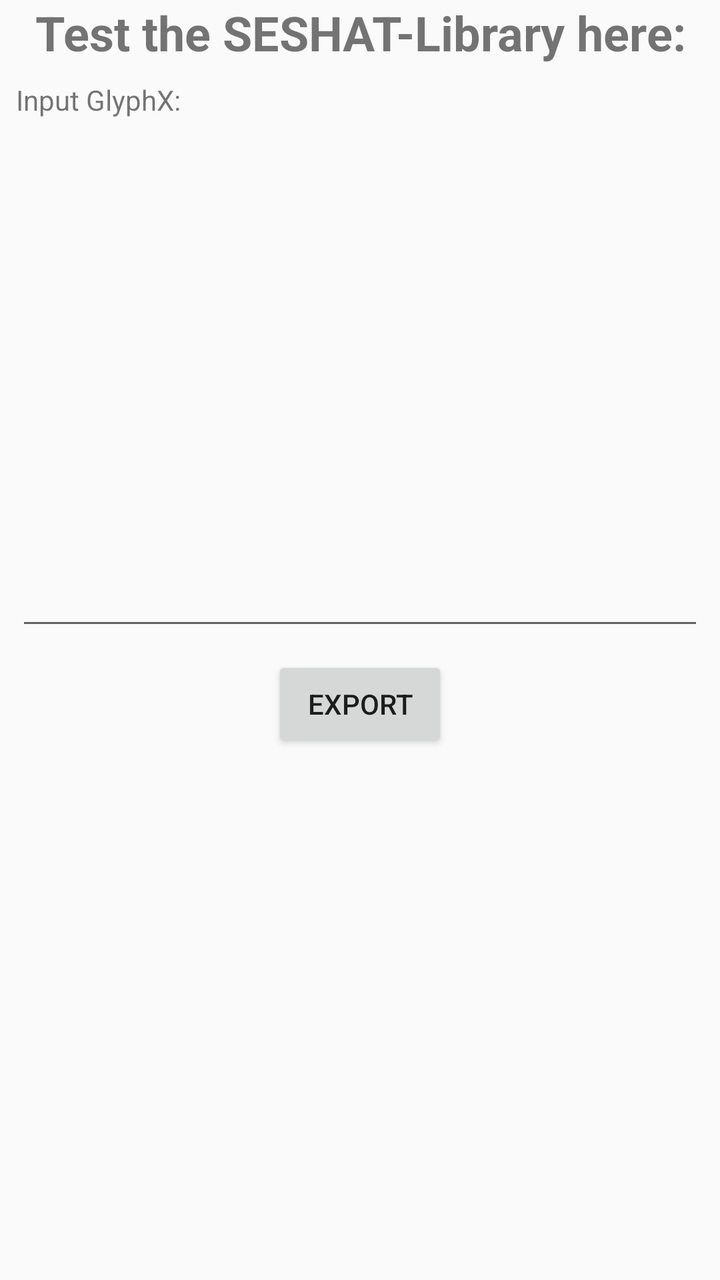
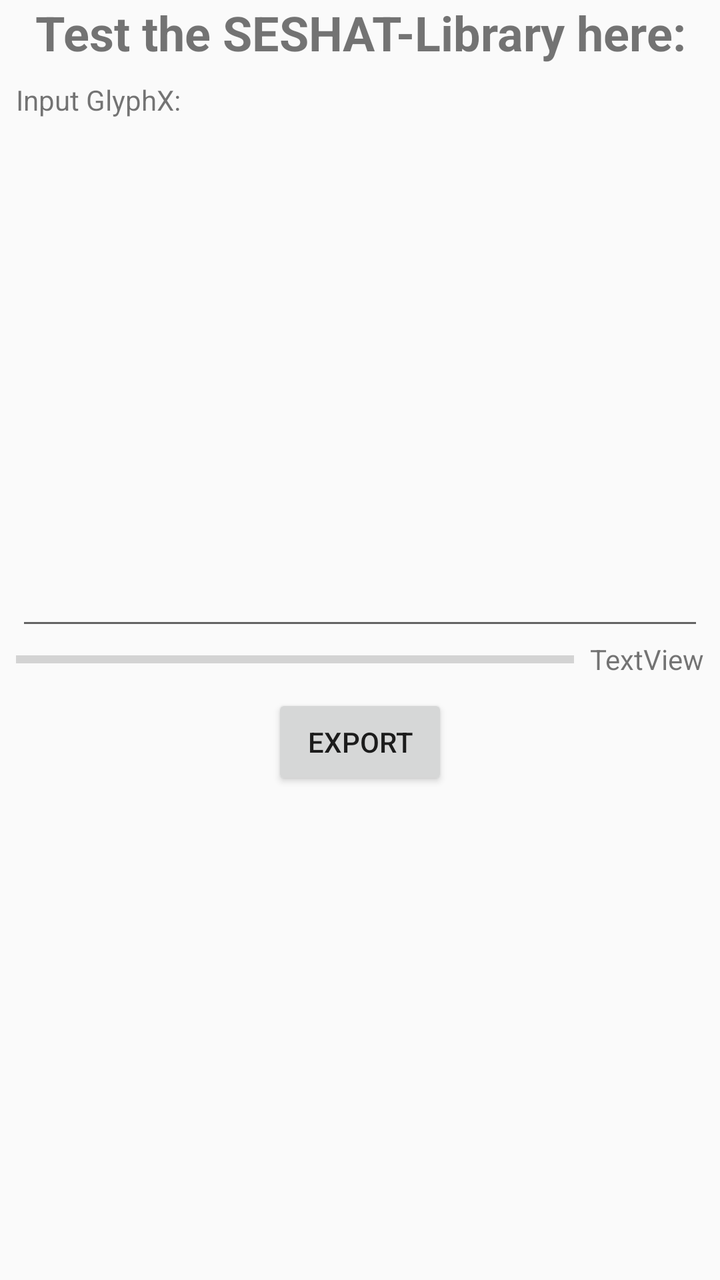

Two renders of the same Android screen: before a commit and after it. Below are the layout's source before the change and the commit's diff.
<!-- AndroidManifest.xml: activity theme Theme.SESHATExampleApp -->
<!-- res/layout/activity_main.xml -->
<?xml version="1.0" encoding="utf-8"?>
<androidx.constraintlayout.widget.ConstraintLayout xmlns:android="http://schemas.android.com/apk/res/android"
    xmlns:app="http://schemas.android.com/apk/res-auto"
    xmlns:tools="http://schemas.android.com/tools"
    android:id="@+id/main"
    android:layout_width="match_parent"
    android:layout_height="match_parent"
    tools:context=".MainActivity">

    <TextView
        android:id="@+id/title_text"
        android:layout_width="0dp"
        android:layout_height="wrap_content"
        android:gravity="center_horizontal"
        android:text="@string/title"
        android:textSize="24sp"
        android:textStyle="bold"
        app:layout_constraintBottom_toBottomOf="parent"
        app:layout_constraintEnd_toEndOf="parent"
        app:layout_constraintStart_toStartOf="parent"
        app:layout_constraintTop_toTopOf="parent"
        app:layout_constraintVertical_bias="0.0" />

    <EditText
        android:id="@+id/input"
        android:layout_width="0dp"
        android:layout_height="0dp"
        android:layout_marginStart="8dp"
        android:layout_marginTop="8dp"
        android:layout_marginEnd="8dp"
        android:ems="10"
        android:gravity="start|top"
        android:inputType="text|textVisiblePassword|textMultiLine|textNoSuggestions"
        app:layout_constraintBottom_toTopOf="@+id/guideline2"
        app:layout_constraintEnd_toEndOf="parent"
        app:layout_constraintStart_toStartOf="parent"
        app:layout_constraintTop_toBottomOf="@+id/input_title" />

    <TextView
        android:id="@+id/input_title"
        android:layout_width="wrap_content"
        android:layout_height="wrap_content"
        android:layout_marginStart="8dp"
        android:layout_marginTop="8dp"
        android:text="@string/input_glyphx"
        app:layout_constraintBottom_toBottomOf="parent"
        app:layout_constraintEnd_toEndOf="parent"
        app:layout_constraintHorizontal_bias="0.0"
        app:layout_constraintStart_toStartOf="parent"
        app:layout_constraintTop_toBottomOf="@+id/title_text"
        app:layout_constraintVertical_bias="0.0" />

    <androidx.constraintlayout.widget.Guideline
        android:id="@+id/guideline2"
        android:layout_width="wrap_content"
        android:layout_height="wrap_content"
        android:orientation="horizontal"
        app:layout_constraintGuide_percent="0.5" />

    <Button
        android:id="@+id/button_export"
        android:layout_width="wrap_content"
        android:layout_height="wrap_content"
        android:layout_marginTop="8dp"
        android:text="@string/export"
        app:layout_constraintBottom_toBottomOf="parent"
        app:layout_constraintEnd_toEndOf="parent"
        app:layout_constraintStart_toStartOf="parent"
        app:layout_constraintTop_toBottomOf="@+id/input"
        app:layout_constraintVertical_bias="0.0" />

</androidx.constraintlayout.widget.ConstraintLayout>
<!-- resources referenced by this layout -->
<resources>
  <string name="export">Export</string>
  <string name="input_glyphx">Input GlyphX:</string>
  <string name="title">Test the SESHAT-Library here:</string>
  <style name="Theme.SESHATExampleApp" parent="Theme.AppCompat.Light.NoActionBar" />
</resources>

<!-- the commit's change to res/layout/activity_main.xml (unified diff, before → after) -->
@@ -66,6 +66,31 @@
         app:layout_constraintBottom_toBottomOf="parent"
         app:layout_constraintEnd_toEndOf="parent"
         app:layout_constraintStart_toStartOf="parent"
+        app:layout_constraintTop_toBottomOf="@+id/progress_text"
+        app:layout_constraintVertical_bias="0.0" />
+
+    <ProgressBar
+        android:id="@+id/progressBar"
+        style="?android:attr/progressBarStyleHorizontal"
+        android:layout_width="0dp"
+        android:layout_height="wrap_content"
+        android:layout_marginStart="8dp"
+        android:layout_marginEnd="8dp"
+        app:layout_constraintBottom_toBottomOf="@+id/progress_text"
+        app:layout_constraintEnd_toStartOf="@+id/progress_text"
+        app:layout_constraintStart_toStartOf="parent"
+        app:layout_constraintTop_toTopOf="@+id/progress_text" />
+
+    <TextView
+        android:id="@+id/progress_text"
+        android:layout_width="wrap_content"
+        android:layout_height="wrap_content"
+        android:layout_marginEnd="8dp"
+        android:text="TextView"
+        app:layout_constraintBottom_toBottomOf="parent"
+        app:layout_constraintEnd_toEndOf="parent"
+        app:layout_constraintHorizontal_bias="1.0"
+        app:layout_constraintStart_toStartOf="parent"
         app:layout_constraintTop_toBottomOf="@+id/input"
         app:layout_constraintVertical_bias="0.0" />
 
